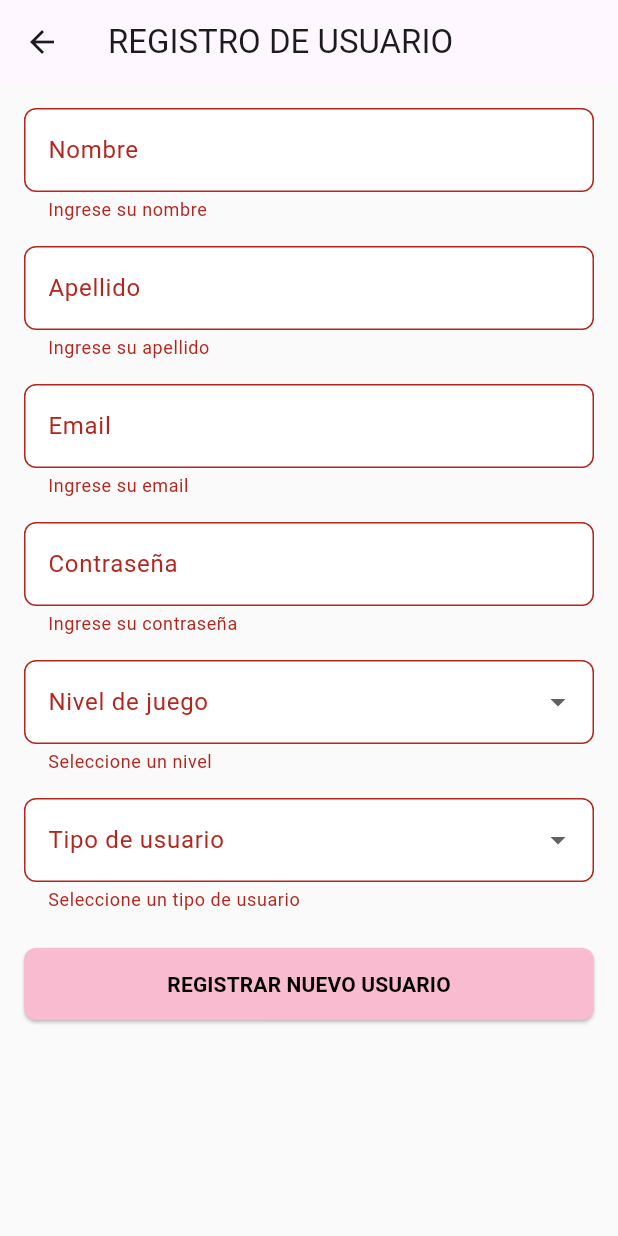
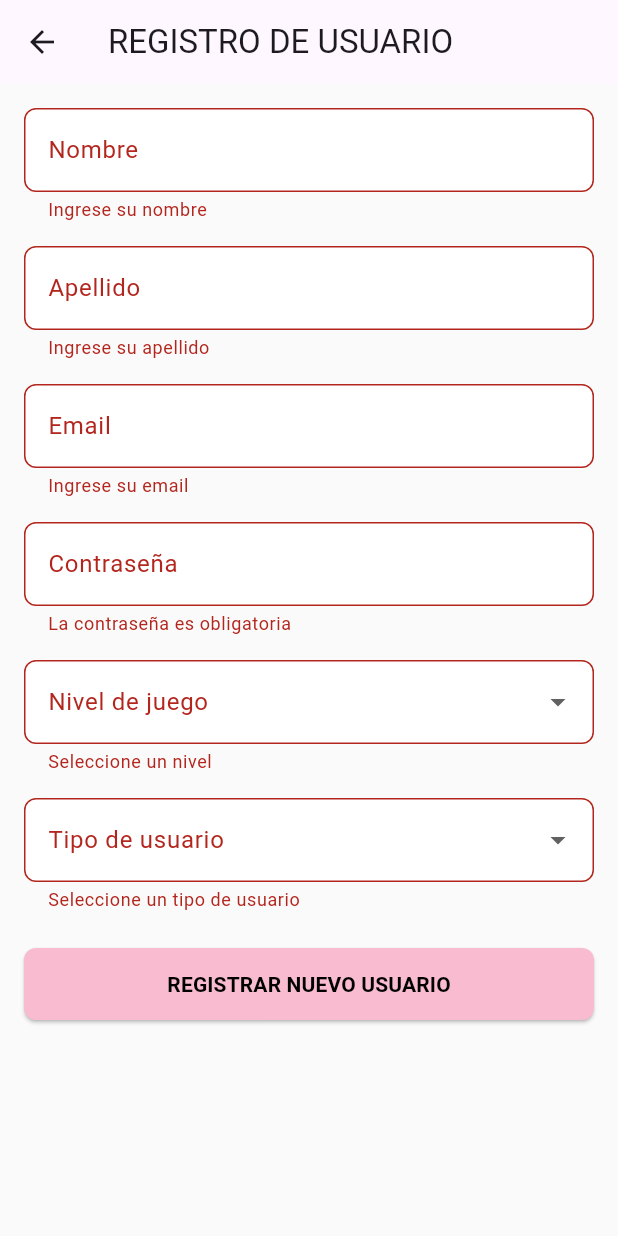
Before and after one commit to diegosuarez07/TFG_ING_SOFTWARE_FRONTEND_APP_TENIS_, a Flutter app: the RegisterScreen screen opened directly, after a tap on "REGISTRAR NUEVO USUARIO", on a phone screen of 412 x 824 dp. Run offline on Flutter 3.47's test engine with Material 3 defaults, Android fonts, the phone set to English and light mode, and no system bars; our stand-ins replace jwt_decoder, shared_preferences; accounts and stored records are empty.

Commit message:
feat: tenis-login-app

```diff
--- a/lib/screens/login_screen.dart
+++ b/lib/screens/login_screen.dart
@@ -1,5 +1,6 @@
 import 'package:flutter/material.dart';
 import '../services/auth_service.dart';
+import '../utils/simple_password_validator.dart';
 import 'register_screen.dart';
 import 'player_menu_screen.dart';
 import 'club_menu_screen.dart';
@@ -119,15 +120,7 @@ class _LoginScreenState extends State<LoginScreen> {
                         filled: true,
                         fillColor: Colors.white70,
                       ),
-                      validator: (value) {
-                        if (value == null || value.isEmpty) {
-                          return 'Ingrese su contraseña';
-                        }
-                        if (value.length < 6) {
-                          return 'La contraseña debe tener al menos 6 caracteres';
-                        }
-                        return null;
-                      },
+                      validator: SimplePasswordValidator.validatePassword, // ← INTEGRADO AQUÍ
                     ),
                     const SizedBox(height: 24),
                     SizedBox(
--- a/lib/screens/register_screen.dart
+++ b/lib/screens/register_screen.dart
@@ -1,6 +1,7 @@
 import 'package:flutter/material.dart';
 import '../models/user.dart';
 import '../services/user_service.dart';
+import '../utils/simple_password_validator.dart';
 
 class RegisterScreen extends StatefulWidget {
   @override
@@ -125,6 +126,7 @@ class _RegisterScreenState extends State<RegisterScreen> {
                 controller: _passwordController,
                 decoration: InputDecoration(
                   labelText: 'Contraseña',
+                  helperText: 'Mínimo 6 caracteres alfanuméricos con al menos una letra',
                   filled: true,
                   fillColor: Colors.white,
                   border: OutlineInputBorder(
@@ -132,15 +134,7 @@ class _RegisterScreenState extends State<RegisterScreen> {
                   ),
                 ),
                 obscureText: true,
-                validator: (value) {
-                  if (value == null || value.isEmpty) {
-                    return 'Ingrese su contraseña';
-                  }
-                  if (value.length < 6) {
-                    return 'La contraseña debe tener al menos 6 caracteres';
-                  }
-                  return null;
-                },
+                validator: SimplePasswordValidator.validatePassword, // ← INTEGRADO AQUÍ
               ),
               SizedBox(height: 16),
               DropdownButtonFormField<String>(
--- /dev/null
+++ b/lib/utils/simple_password_validator.dart
@@ -0,0 +1,24 @@
+class SimplePasswordValidator {
+  static String? validatePassword(String? password) {
+    if (password == null || password.trim().isEmpty) {
+      return 'La contraseña es obligatoria';
+    }
+
+    // Verificar que tenga al menos 6 caracteres
+    if (password.length < 6) {
+      return 'La contraseña debe tener al menos 6 caracteres';
+    }
+
+    // Verificar que sea alfanumérica (solo letras y números)
+    if (!RegExp(r'^[a-zA-Z0-9]+$').hasMatch(password)) {
+      return 'La contraseña solo puede contener letras y números';
+    }
+
+    // Verificar que contenga al menos una letra (no solo números)
+    if (!RegExp(r'.*[a-zA-Z].*').hasMatch(password)) {
+      return 'La contraseña debe contener al menos una letra';
+    }
+
+    return null; // Contraseña válida
+  }
+}
```
